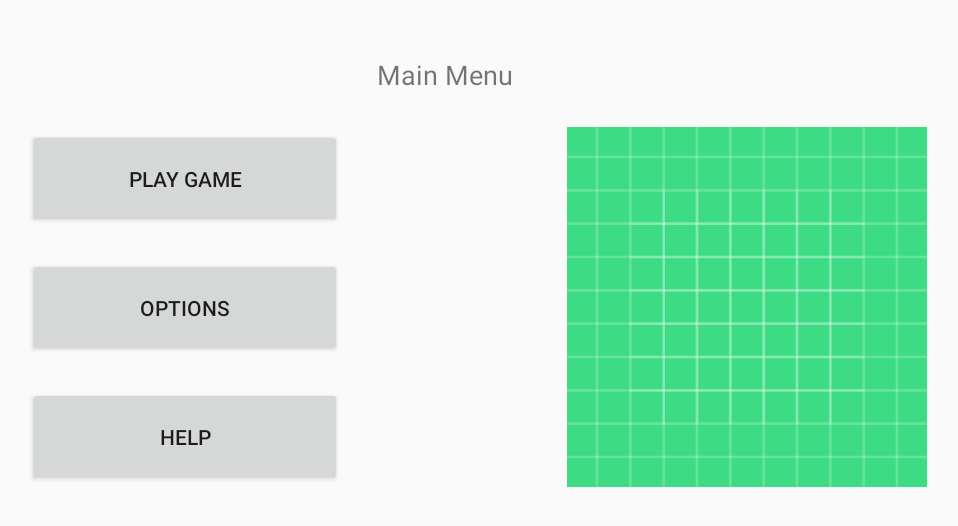
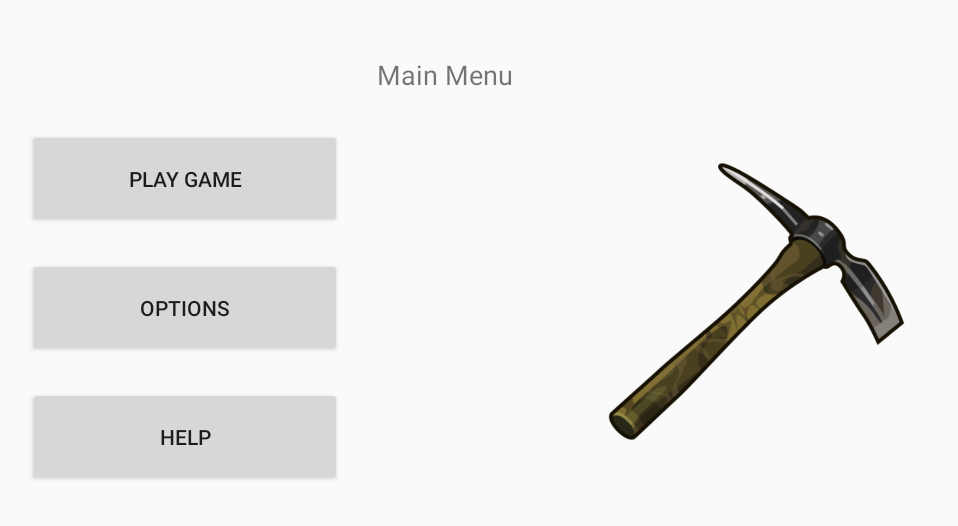
Before and after one commit to trevorbonas/Gold-Rush, an Android app: the MainActivity screen opened directly, with no data from a screen before it, on a phone screen of 824 x 412 dp (held sideways). Shown: the top 526 px of the screen, without its empty margins (173-1131 px from the left). Run offline under Robolectric (Android 15) with nearby library versions, the phone set to English and light mode, and no system bars; Roboto replaces fonts that are not available here.

Commit message:
Add rock and pickaxe assets

```diff
--- a/app/src/main/java/com/tbonas/mineseeker/GameActivity.java
+++ b/app/src/main/java/com/tbonas/mineseeker/GameActivity.java
@@ -68,6 +68,8 @@ public class GameActivity extends AppCompatActivity {
                         1.0f));
                 button.setPadding(0, 0, 0, 0);
                 buttons[column][row] = button;
+
+                button.setBackgroundResource(R.drawable.rock_two);
 
                 button.setOnClickListener(new View.OnClickListener() {
                     @Override
--- a/app/src/main/res/layout/content_main.xml
+++ b/app/src/main/res/layout/content_main.xml
@@ -59,7 +59,7 @@
         app:layout_constraintStart_toStartOf="@+id/guideline2"
         app:layout_constraintTop_toTopOf="parent"
         app:layout_constraintVertical_bias="0.491"
-        app:srcCompat="@drawable/ic_launcher_background" />
+        app:srcCompat="@drawable/pickaxe" />
 
     <androidx.constraintlayout.widget.Guideline
         android:id="@+id/guideline"
```
Also changed, not shown: app/src/main/res/drawable/pickaxe.png (added), app/src/main/res/drawable/rock_two.png (added).
